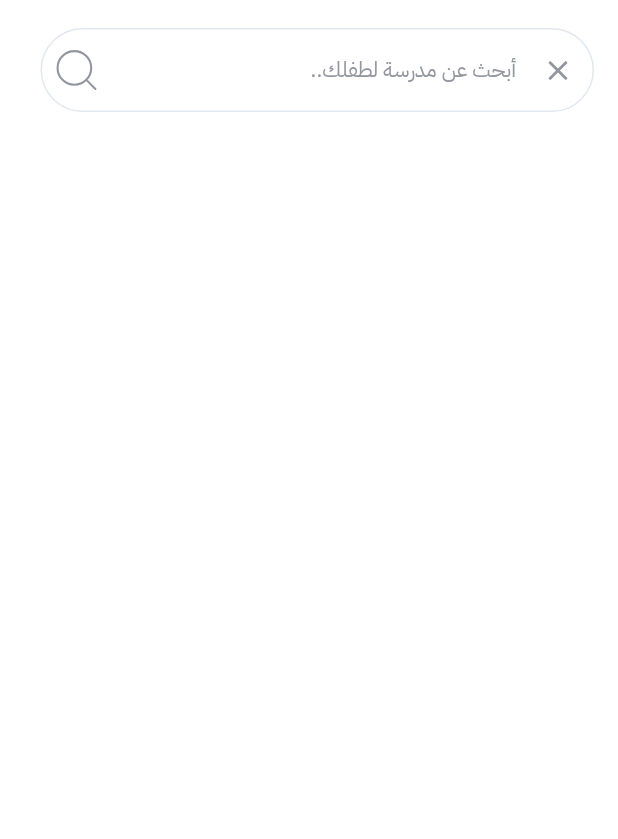
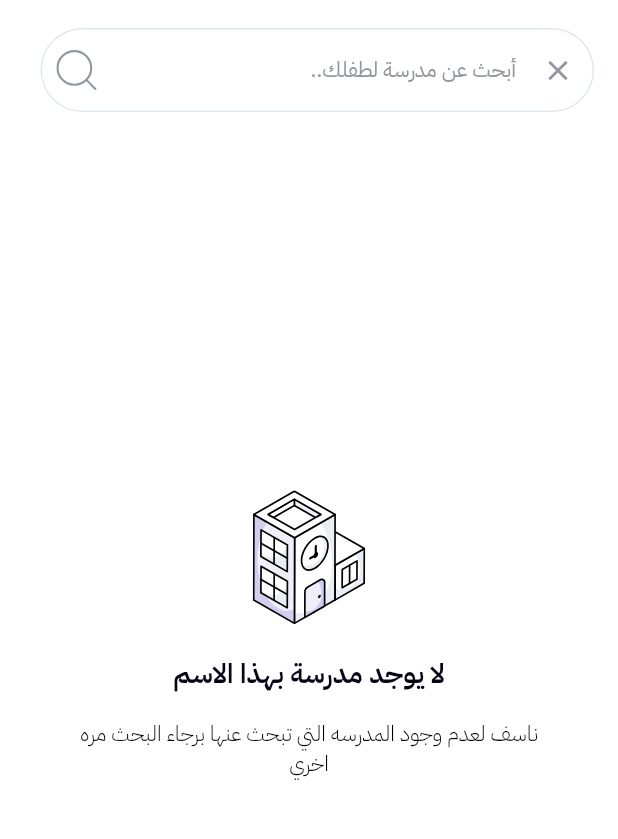
Before and after one commit to jimmyfcis/albanoon, a Flutter app: the AllSchoolsScreen screen opened by its route, on a phone screen of 412 x 824 dp, the part 80-919 px from its top. Run offline on Flutter 3.47's test engine with Material 3 defaults, Android fonts, the phone set to English and light mode, and no system bars; our stand-ins replace dio, flutter_bloc, flutter_form_builder, flutter_screenutil, flutter_svg, form_builder_validators and 4 more; accounts and stored records are empty; network calls fail; project files that could hold a hidden picture were left out.

Commit message:
finish schools filter

```diff
--- a/assets/languages/ar.json
+++ b/assets/languages/ar.json
@@ -4,6 +4,10 @@
   "about_school": "نبذة عن المدرسة",
   "vision": "الرؤية",
   "skip": "تخطي",
+  "choose_province": "اختر المدينة",
+  "filter_by": "تصفية حسب",
+  "no_school_desc": "ناسف لعدم وجود المدرسه التي تبحث عنها برجاء البحث مره اخري",
+  "no_school": "لا يوجد مدرسة بهذا الاسم",
   "register_success": "تم التسجيل بنجاح",
   "view_details": "اعرض التفاصيل",
   "edit": "تعديل",
--- a/assets/languages/en.json
+++ b/assets/languages/en.json
@@ -5,6 +5,10 @@
   "about_school": "About the school",
   "clinics": "Clinics",
   "doctors": "Doctors",
+  "filter_by": "Filter by",
+  "choose_province": "Choose Province",
+  "no_school": "There is no school with this name",
+  "no_school_desc": "We are sorry that the school you are looking for is not available. Please search again.",
   "settings": "App Settings",
   "profile": "Profile",
   "edit": "Edit",
--- a/lib/core/assets/svg/svg_assets.dart
+++ b/lib/core/assets/svg/svg_assets.dart
@@ -12,5 +12,6 @@ class SVGAssets {
   static const String share = "assets/svg/share.svg";
   static const String back = "assets/svg/back.svg";
   static const String filter = "assets/svg/filter.svg";
+  static const String noSchool = "assets/svg/no_school.svg";
   static const String primaryLogo = "assets/svg/primary_logo.svg";
 }
--- a/lib/core/theme/theme.dart
+++ b/lib/core/theme/theme.dart
@@ -12,6 +12,7 @@ class AppTheme {
   static const Color gradientColor = Color(0xFF302294);
   static const Color dividerColor = Color(0xFFF1F5F9);
   static const Color filterColor = Color(0xFFEFEEF9);
+  static const Color grey2Color = Color(0xFFECECEF);
 }
 
 ThemeData appThemeData = ThemeData(
--- a/lib/core/widgets/form_fields/custom_text_field.dart
+++ b/lib/core/widgets/form_fields/custom_text_field.dart
@@ -58,7 +58,7 @@ class CustomTextField extends StatelessWidget {
             style: TextStyle(
               fontWeight: FontWeight.w400,
               color: AppTheme.primaryTextColor,
-              fontSize: 14,
+              fontSize: 14.sp,
             ),
           ),
           SizedBox(height: 10.h),
--- a/lib/features/school/presentation/screens/all_schools_screen.dart
+++ b/lib/features/school/presentation/screens/all_schools_screen.dart
@@ -108,7 +108,9 @@ class _AllSchoolsScreenState extends State<AllSchoolsScreen> {
                         _debounce = dart_async.Timer(const Duration(seconds: 1), () {
                           _schoolsCubit.getPublicSchools(
                               getPublicSchoolsRequestModel: GetPublicSchoolsRequestModel(
-                                  pageSize: 10, pageNo: 1, filter: Filter(freeText: value ?? "", provinceId: provinceValue?.id??"")));
+                                  pageSize: 10,
+                                  pageNo: 1,
+                                  filter: Filter(freeText: value ?? "", provinceId: provinceValue?.id ?? "")));
                           _loadMore();
                         });
                       },
@@ -126,16 +128,19 @@ class _AllSchoolsScreenState extends State<AllSchoolsScreen> {
                     value: _schoolsLookupsCubit,
                     child: BlocBuilder<SchoolsLookupsCubit, SchoolsLookupsState>(
                       builder: (context, state) {
-                        return state is SchoolsLookupsLoaded? InkWell(
+                        return state is SchoolsLookupsLoaded
+                            ? InkWell(
                                 onTap: () {
                                   showModalBottomSheet(
                                     context: context,
+                                    backgroundColor: AppTheme.whiteColor,
                                     shape: RoundedRectangleBorder(
                                       borderRadius: BorderRadius.vertical(top: Radius.circular(20.r)),
                                     ),
                                     builder: (context) {
                                       return SchoolsFilterBottomSheet(
-                                  provinces: state.schoolLookupsResponseModel.result?.provinces??[], // make sure this is fetched in Cubit
+                                        provinces: state.schoolLookupsResponseModel.result?.provinces ?? [],
+                                        // make sure this is fetched in Cubit
                                         onSelected: (province) {
                                           setState(() {
                                             provinceValue = province;
@@ -168,7 +173,8 @@ class _AllSchoolsScreenState extends State<AllSchoolsScreen> {
                                     child: SvgPicture.asset(SVGAssets.filter),
                                   ),
                                 ),
-                        ):SizedBox.shrink();
+                              )
+                            : SizedBox.shrink();
                       },
                     ),
                   ),
@@ -204,7 +210,41 @@ class _AllSchoolsScreenState extends State<AllSchoolsScreen> {
                                   ),
                                 ),
                               )
-                        : const SizedBox.shrink();
+                            : Expanded(
+                                child: Padding(
+                                  padding: EdgeInsets.symmetric(horizontal: 24.0.w),
+                                  child: Column(
+                                    mainAxisAlignment: MainAxisAlignment.center,
+                                    crossAxisAlignment: CrossAxisAlignment.center,
+                                    children: [
+                                      SvgPicture.asset(
+                                        SVGAssets.noSchool,
+                                        height: 88.h,
+                                        width: 88.w,
+                                      ),
+                                      SizedBox(height: 20.h),
+                                      Text(
+                                        context.tr.translate("no_school"),
+                                        style: TextStyle(
+                                          fontWeight: FontWeight.w600,
+                                          color: AppTheme.primaryTextColor,
+                                          fontSize: 18.sp,
+                                        ),
+                                      ),
+                                      SizedBox(height: 16.h),
+                                      Text(
+                                        context.tr.translate("no_school_desc"),
+                                        textAlign: TextAlign.center,
+                                        style: TextStyle(
+                                          fontWeight: FontWeight.w300,
+                                          color: AppTheme.blackColor,
+                                          fontSize: 14.sp,
+                                        ),
+                                      ),
+                                    ],
+                                  ),
+                                ),
+                              );
                   },
                 ),
               ),
```
Also changed, not shown: lib/features/school/presentation/widgets/schools_filter_bottomsheet.dart (+50 -3 lines). Lines whose indentation alone changed are shown as unchanged.
